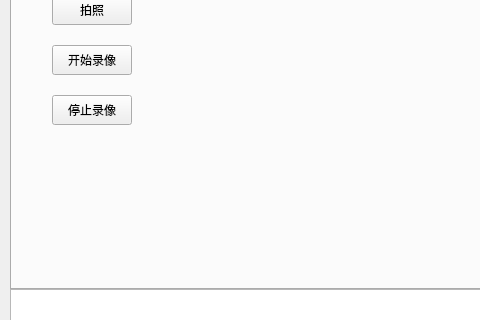
First picture: the form in QCoolDownlaod.ui, repository flyiscool/QCoolDownloader, before the edit; both pictures show x 0 to 480 and y 118 to 438 of the 1091 by 747 pixel window.
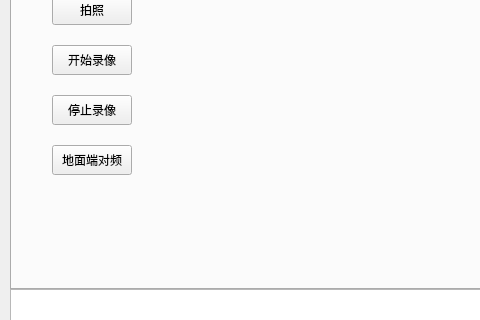
Second picture: the form after the edit. The open tabs and pages were chosen to show the change.

The edit to the form file:
```diff
--- a/QCoolDownlaod.ui
+++ b/QCoolDownlaod.ui
@@ -1112,6 +1112,22 @@
        <string>停止录像</string>
       </property>
      </widget>
+     <widget class="QPushButton" name="bt_searchid_gnd">
+      <property name="enabled">
+       <bool>true</bool>
+      </property>
+      <property name="geometry">
+       <rect>
+        <x>40</x>
+        <y>190</y>
+        <width>80</width>
+        <height>30</height>
+       </rect>
+      </property>
+      <property name="text">
+       <string>地面端对频</string>
+      </property>
+     </widget>
     </widget>
     <widget class="QWidget" name="tab_3">
      <attribute name="title">
```
Left out of the diff: 2 changed lines with no effect on the pictures.
